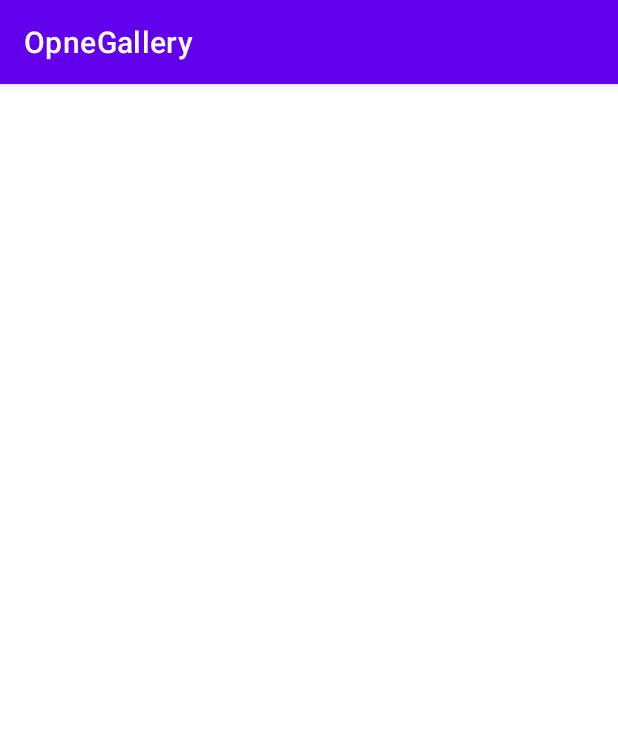
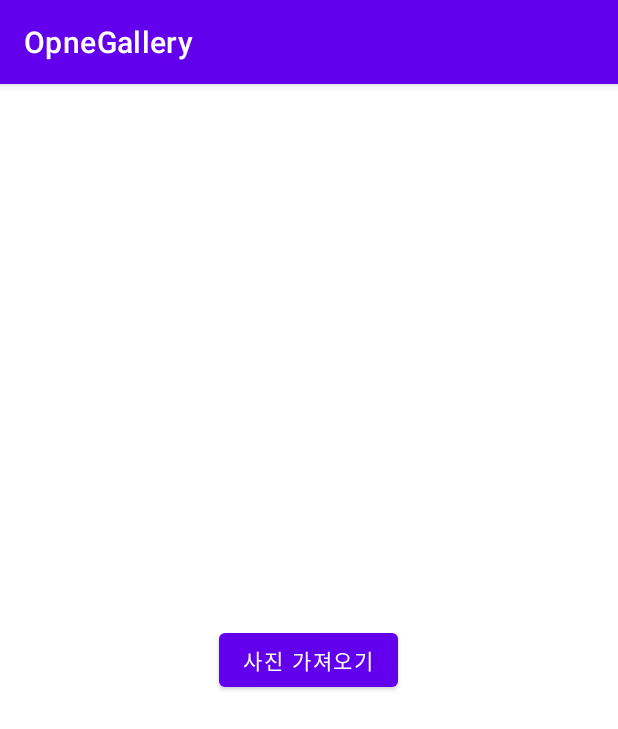
Before and after one commit to clearsky77/OpneGallery, an Android app: the screen it shows after launch (MainActivity), on a phone screen of 412 x 824 dp. Shown: the top 729 px of the screen. Run offline under Robolectric (Android 15) with nearby library versions, the phone set to English and light mode, and no system bars.

Commit message:
1.UI 버튼 작성 2.권한 설정

```diff
--- a/app/src/main/AndroidManifest.xml
+++ b/app/src/main/AndroidManifest.xml
@@ -1,6 +1,9 @@
 <?xml version="1.0" encoding="utf-8"?>
 <manifest xmlns:android="http://schemas.android.com/apk/res/android"
     package="com.clearsky77.opnegallery">
+
+    <uses-permission android:name="android.permission.WRITE_EXTERNAL_STORAGE" />
+    <uses-permission android:name="android.permission.READ_EXTERNAL_STORAGE" />
 
     <application
         android:allowBackup="true"
--- a/app/src/main/res/layout/activity_main.xml
+++ b/app/src/main/res/layout/activity_main.xml
@@ -4,6 +4,13 @@
     xmlns:tools="http://schemas.android.com/tools"
     android:layout_width="match_parent"
     android:layout_height="match_parent"
+    android:orientation="vertical"
+    android:gravity="center"
     tools:context=".MainActivity">
 
+    <Button
+        android:layout_width="wrap_content"
+        android:layout_height="wrap_content"
+        android:text="사진 가져오기"/>
+
 </LinearLayout>
```
